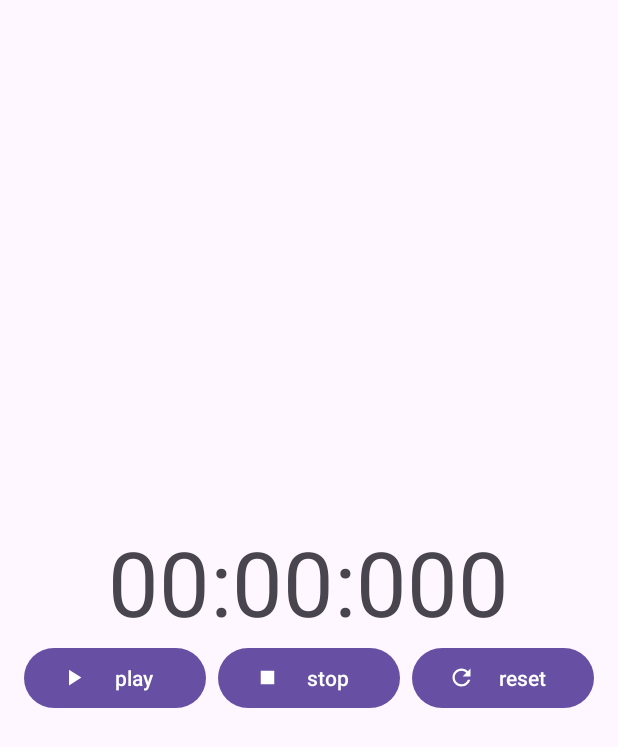
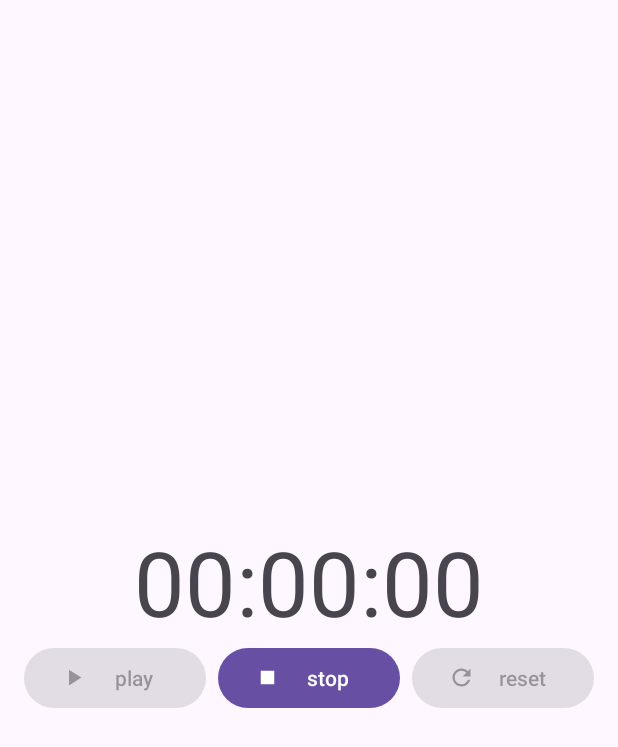
Before and after one commit to miki-aliyas/StopWatchAPP, an Android app: the screen it shows after launch (MainActivity), after a tap on "play", on a phone screen of 412 x 824 dp. Shown: the top 747 px of the screen. Run offline under Robolectric (Android 15) with nearby library versions, the phone set to English and light mode, and no system bars.

Commit message:
表示される時間とリセットボタンの名称の修正、ボタンをクリックした処理を追加

```diff
--- a/app/src/main/java/com/example/stopwatchapp/MainActivity.java
+++ b/app/src/main/java/com/example/stopwatchapp/MainActivity.java
@@ -1,6 +1,7 @@
 package com.example.stopwatchapp;
 
 import android.os.Bundle;
+import android.os.SystemClock;
 import android.util.Log;
 import android.view.View;
 import android.widget.TextView;
@@ -16,6 +17,7 @@ import com.google.android.material.button.MaterialButton;
 public class MainActivity extends AppCompatActivity {
     private TextView timerText;
     private MaterialButton playButton, stopButton, refreshButton;
+    private long startTime;
 
     @Override
     protected void onCreate(Bundle savedInstanceState) {
@@ -30,25 +32,34 @@ public class MainActivity extends AppCompatActivity {
         timerText = findViewById(R.id.timer_text);
         playButton = findViewById(R.id.play_button);
         stopButton = findViewById(R.id.stop_button);
-        refreshButton = findViewById(R.id.refresh_button);
+        refreshButton = findViewById(R.id.reset_button);
 
         playButton.setOnClickListener(new View.OnClickListener() {
             @Override
             public void onClick(View v) {
-                Log.d("tag", "onclickが呼ばれたよ");
+                startTime = SystemClock.uptimeMillis();
+                // TODO: 表示更新処理
+                playButton.setEnabled(false);
+                stopButton.setEnabled(true);
+                refreshButton.setEnabled(false);
             }
         });
         stopButton.setOnClickListener(new View.OnClickListener() {
             @Override
             public void onClick(View v) {
-                Log.d("tag", "onclickが呼ばれたよ");
+                // TODO:
+                playButton.setEnabled(true);
+                stopButton.setEnabled(false);
+                refreshButton.setEnabled(true);
             }
         });
         refreshButton.setOnClickListener(new View.OnClickListener() {
             @Override
             public void onClick(View v) {
-                Log.d("tag","onclickが呼ばれたよ");
+                startTime = 0L;
+                timerText.setText("00:00:00");
             }
         });
+        timerText.setText("00:00:00");
     }
 }
--- a/app/src/main/res/layout/activity_main.xml
+++ b/app/src/main/res/layout/activity_main.xml
@@ -20,7 +20,7 @@
             android:layout_width="wrap_content"
             android:layout_height="wrap_content"
             android:layout_gravity="center_horizontal"
-            android:text="00:00:000"
+            android:text="00:00:00"
             android:textSize="60sp"/>
 
         <LinearLayout
@@ -48,7 +48,7 @@
                 app:icon="@drawable/ic_stop"/>
 
             <com.google.android.material.button.MaterialButton
-                android:id="@+id/refresh_button"
+                android:id="@+id/reset_button"
                 android:layout_width="0dp"
                 android:layout_height="wrap_content"
                 android:layout_weight="1"
```
